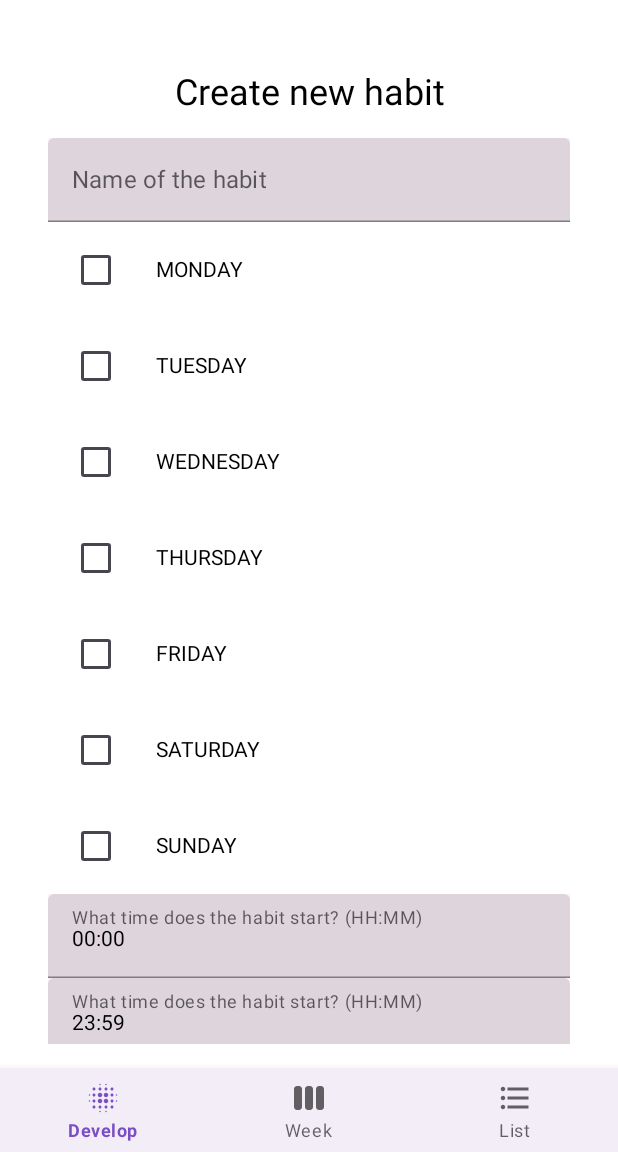
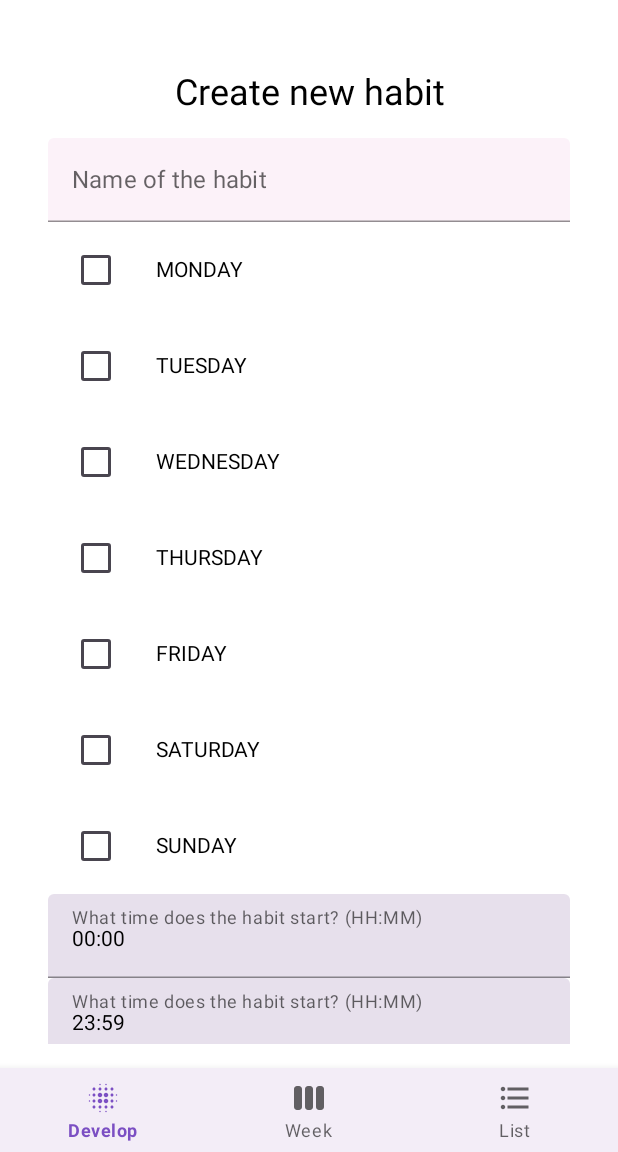
Before and after one commit to procrastinot-team/procrastinot, an Android app built with Jetpack Compose: the screen it shows after launch (HabitsActivity), after a tap on "Habits", on a phone screen of 412 x 824 dp, the part 84-1236 px from its top. Run offline under Robolectric (Android 15) with nearby library versions, the phone set to English and light mode, and no system bars; our stand-ins replace CircleImageView, Firebase (no records; nobody signed in at launch, a user with empty details on screens opened directly); 2 other taps on this screen came first.

Commit message:
Fix: use resource colors in Jetpack Compose

```diff
--- a/app/src/main/java/com/github/mateo762/myapplication/ui/habits/CreateHabitScreen.kt
+++ b/app/src/main/java/com/github/mateo762/myapplication/ui/habits/CreateHabitScreen.kt
@@ -2,7 +2,6 @@ package com.github.mateo762.myapplication.ui.habits
 
 import android.content.Intent
 import android.widget.Toast
-import androidx.compose.foundation.background
 import androidx.compose.foundation.layout.*
 import androidx.compose.foundation.rememberScrollState
 import androidx.compose.foundation.verticalScroll
@@ -14,10 +13,12 @@ import androidx.compose.ui.Modifier
 import androidx.compose.ui.graphics.Color
 import androidx.compose.ui.platform.LocalContext
 import androidx.compose.ui.platform.testTag
+import androidx.compose.ui.res.colorResource
 import androidx.compose.ui.text.input.TextFieldValue
 import androidx.compose.ui.text.style.TextAlign
 import androidx.compose.ui.unit.dp
 import com.github.mateo762.myapplication.Habit
+import com.github.mateo762.myapplication.R
 import com.github.mateo762.myapplication.habits.HabitsActivity
 import com.google.firebase.database.DatabaseReference
 import com.google.firebase.database.ktx.database
@@ -58,8 +59,10 @@ fun CreateHabitScreen() {
                 label = { Text("Name of the habit") },
                 modifier = Modifier
                     .fillMaxWidth()
-                    .testTag("txt_name")
-                    .background(Color(0xFFFCF2F9))
+                    .testTag("txt_name"),
+                colors = TextFieldDefaults.textFieldColors(
+                    backgroundColor = colorResource(R.color.card_background_light)
+                )
             )
 
             Column {
@@ -99,8 +102,10 @@ fun CreateHabitScreen() {
                     label = { Text("What time does the habit start? (HH:MM)") },
                     modifier = Modifier
                         .fillMaxWidth()
-                        .testTag("txt_time_start")
-                        .background(Color(0xFFFCF2F9))
+                        .testTag("txt_time_start"),
+                    colors = TextFieldDefaults.textFieldColors(
+                        backgroundColor = colorResource(R.color.card_background_dark)
+                    )
                 )
 
                 TextField(
@@ -119,8 +124,10 @@ fun CreateHabitScreen() {
                     label = { Text("What time does the habit start? (HH:MM)") },
                     modifier = Modifier
                         .fillMaxWidth()
-                        .testTag("txt_time_end")
-                        .background(Color(0xFFFCF2F9))
+                        .testTag("txt_time_end"),
+                    colors = TextFieldDefaults.textFieldColors(
+                        backgroundColor = colorResource(R.color.card_background_dark)
+                    )
                 )
 
 
@@ -186,7 +193,10 @@ fun CreateHabitScreen() {
 
                         }
                     },
-                    colors = ButtonDefaults.buttonColors(backgroundColor = Color(0xFF7B4FC3), contentColor = Color.White),
+                    colors = ButtonDefaults.buttonColors(
+                        backgroundColor = colorResource(R.color.bottom_highlight),
+                        contentColor = Color.White
+                    ),
                     modifier = Modifier
                         .padding(top = 16.dp)
                         .testTag("btn_save")
--- a/app/src/main/java/com/github/mateo762/myapplication/ui/home/SummaryScreen.kt
+++ b/app/src/main/java/com/github/mateo762/myapplication/ui/home/SummaryScreen.kt
@@ -12,6 +12,7 @@ import androidx.compose.ui.Modifier
 import androidx.compose.ui.graphics.Color
 import androidx.compose.ui.platform.LocalContext
 import androidx.compose.ui.platform.testTag
+import androidx.compose.ui.res.colorResource
 import androidx.compose.ui.res.painterResource
 import androidx.compose.ui.unit.dp
 import com.github.mateo762.myapplication.Habit
@@ -30,7 +31,7 @@ fun HabitListScreen(habits: List<Habit>) {
                     context.startActivity(intent)
                 },
                 backgroundColor = Color.White,
-                contentColor = Color.Black
+                contentColor = colorResource(R.color.today_background)
             ) {
                 Icon(
                     painter = painterResource(id = R.drawable.ic_new),
--- a/app/src/main/java/com/github/mateo762/myapplication/ui/home/TodayScreen.kt
+++ b/app/src/main/java/com/github/mateo762/myapplication/ui/home/TodayScreen.kt
@@ -13,13 +13,14 @@ import androidx.compose.material.Text
 import androidx.compose.runtime.Composable
 import androidx.compose.ui.Alignment
 import androidx.compose.ui.Modifier
-import androidx.compose.ui.graphics.Color
 import androidx.compose.ui.platform.testTag
+import androidx.compose.ui.res.colorResource
 import androidx.compose.ui.res.painterResource
 import androidx.compose.ui.text.style.TextAlign
 import androidx.compose.ui.text.style.TextDecoration
 import androidx.compose.ui.unit.dp
 import com.github.mateo762.myapplication.Habit
+import com.github.mateo762.myapplication.R
 import java.time.*
 
 
@@ -86,7 +87,7 @@ fun TodayScreen(time: LocalDateTime, habits: List<Habit>, images: Array<Int>) {
         // Today
         Box(
             modifier = Modifier
-                .background(Color(0xFFE7E0EC), RoundedCornerShape(8.dp))
+                .background(colorResource(R.color.card_background_dark), RoundedCornerShape(8.dp))
                 .fillMaxWidth()
                 .padding(vertical = 16.dp, horizontal = 16.dp)
         ) {
@@ -143,8 +144,7 @@ fun TodayScreen(time: LocalDateTime, habits: List<Habit>, images: Array<Int>) {
         Box(
             modifier = Modifier
                 .fillMaxWidth()
-                // No easy way to call colors defined in theme, so must be input directly
-                .background(Color(0xFFFCF2F9), RoundedCornerShape(8.dp))
+                .background(colorResource(R.color.card_background_light), RoundedCornerShape(8.dp))
                 .padding(vertical = 16.dp, horizontal = 16.dp)
         ) {
             Column {
@@ -208,7 +208,10 @@ fun ImageRow(images: Array<Int>, modifier: Modifier = Modifier) {
                     modifier = Modifier
                         .weight(1f)
                         .aspectRatio(0.7f)
-                        .background(Color(0xFFFCF2F9), RoundedCornerShape(8.dp))
+                        .background(
+                            colorResource(R.color.card_background_light),
+                            RoundedCornerShape(8.dp)
+                        )
                 ) {
                     Image(
                         painter = painterResource(id = image),
```
